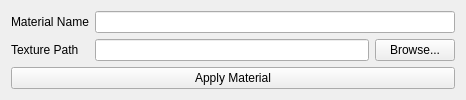
First picture: the form in scripts/PipelineManagementTools/gui/shaderScript.ui, repository jw0z96/PipelineManagementTools, before the edit.
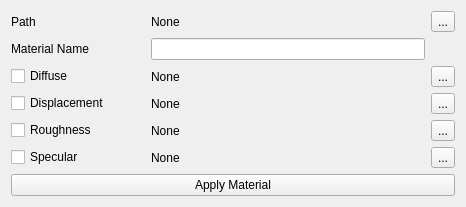
Second picture: the form after the edit.

Commit message: updated texture script

Patch:
```diff
--- a/scripts/PipelineManagementTools/gui/shaderScript.ui
+++ b/scripts/PipelineManagementTools/gui/shaderScript.ui
@@ -7,7 +7,7 @@
     <x>0</x>
     <y>0</y>
     <width>466</width>
-    <height>91</height>
+    <height>195</height>
    </rect>
   </property>
   <property name="sizePolicy">
@@ -20,60 +20,137 @@
    <string>Form</string>
   </property>
   <layout class="QGridLayout" name="gridLayout">
+   <item row="3" column="1">
+    <widget class="QLabel" name="displacementPathLabel">
+     <property name="text">
+      <string>None</string>
+     </property>
+    </widget>
+   </item>
+   <item row="7" column="0" colspan="4">
+    <widget class="QPushButton" name="applyMaterialPushButton">
+     <property name="text">
+      <string>Apply Material</string>
+     </property>
+    </widget>
+   </item>
+   <item row="3" column="3">
+    <widget class="QToolButton" name="displacementToolButton">
+     <property name="text">
+      <string>...</string>
+     </property>
+    </widget>
+   </item>
+   <item row="4" column="3">
+    <widget class="QToolButton" name="roughnessToolButton">
+     <property name="text">
+      <string>...</string>
+     </property>
+    </widget>
+   </item>
+   <item row="5" column="3">
+    <widget class="QToolButton" name="specularToolButton">
+     <property name="text">
+      <string>...</string>
+     </property>
+    </widget>
+   </item>
+   <item row="2" column="1">
+    <widget class="QLabel" name="diffusePathLabel">
+     <property name="text">
+      <string>None</string>
+     </property>
+    </widget>
+   </item>
+   <item row="0" column="3">
+    <widget class="QToolButton" name="pathToolButton">
+     <property name="text">
+      <string>...</string>
+     </property>
+    </widget>
+   </item>
+   <item row="3" column="0">
+    <widget class="QCheckBox" name="displacementCheckBox">
+     <property name="text">
+      <string>Displacement</string>
+     </property>
+     <property name="checkable">
+      <bool>false</bool>
+     </property>
+    </widget>
+   </item>
+   <item row="2" column="3">
+    <widget class="QToolButton" name="diffuseToolButton">
+     <property name="text">
+      <string>...</string>
+     </property>
+    </widget>
+   </item>
+   <item row="2" column="0">
+    <widget class="QCheckBox" name="diffuseCheckBox">
+     <property name="text">
+      <string>Diffuse</string>
+     </property>
+     <property name="checkable">
+      <bool>false</bool>
+     </property>
+    </widget>
+   </item>
+   <item row="5" column="0">
+    <widget class="QCheckBox" name="specularCheckBox">
+     <property name="text">
+      <string>Specular</string>
+     </property>
+     <property name="checkable">
+      <bool>false</bool>
+     </property>
+    </widget>
+   </item>
+   <item row="4" column="0">
+    <widget class="QCheckBox" name="roughnessCheckBox">
+     <property name="text">
+      <string>Roughness</string>
+     </property>
+     <property name="checkable">
+      <bool>false</bool>
+     </property>
+    </widget>
+   </item>
    <item row="0" column="0">
+    <widget class="QLabel" name="pathLabelLabel">
+     <property name="text">
+      <string>Path</string>
+     </property>
+    </widget>
+   </item>
+   <item row="5" column="1">
+    <widget class="QLabel" name="specularPathLabel">
+     <property name="text">
+      <string>None</string>
+     </property>
+    </widget>
+   </item>
+   <item row="4" column="1">
+    <widget class="QLabel" name="roughnessPathLabel">
+     <property name="text">
+      <string>None</string>
+     </property>
+    </widget>
+   </item>
+   <item row="1" column="0">
     <widget class="QLabel" name="materialNameLabel">
      <property name="text">
       <string>Material Name</string>
      </property>
     </widget>
    </item>
-   <item row="1" column="0">
-    <widget class="QLabel" name="texturePathLabel">
-     <property name="text">
-      <string>Texture Path</string>
-     </property>
-    </widget>
+   <item row="1" column="1" colspan="2">
+    <widget class="QLineEdit" name="materialNameLineEdit"/>
    </item>
-   <item row="1" column="1">
-    <widget class="QLineEdit" name="texturePathLineEdit">
-     <property name="clearButtonEnabled">
-      <bool>false</bool>
-     </property>
-    </widget>
-   </item>
-   <item row="1" column="2">
-    <widget class="QPushButton" name="browsePushButton">
+   <item row="0" column="1">
+    <widget class="QLabel" name="pathLabel">
      <property name="text">
-      <string>Browse...</string>
-     </property>
-    </widget>
-   </item>
-   <item row="0" column="1" colspan="2">
-    <widget class="QLineEdit" name="materialNameLineEdit">
-     <property name="sizePolicy">
-      <sizepolicy hsizetype="Expanding" vsizetype="Fixed">
-       <horstretch>0</horstretch>
-       <verstretch>0</verstretch>
-      </sizepolicy>
-     </property>
-     <property name="sizeIncrement">
-      <size>
-       <width>0</width>
-       <height>0</height>
-      </size>
-     </property>
-     <property name="baseSize">
-      <size>
-       <width>0</width>
-       <height>0</height>
-      </size>
-     </property>
-    </widget>
-   </item>
-   <item row="2" column="0" colspan="3">
-    <widget class="QPushButton" name="applyMaterialPushButton">
-     <property name="text">
-      <string>Apply Material</string>
+      <string>None</string>
      </property>
     </widget>
    </item>
```
The commit also changes 1 other file.
